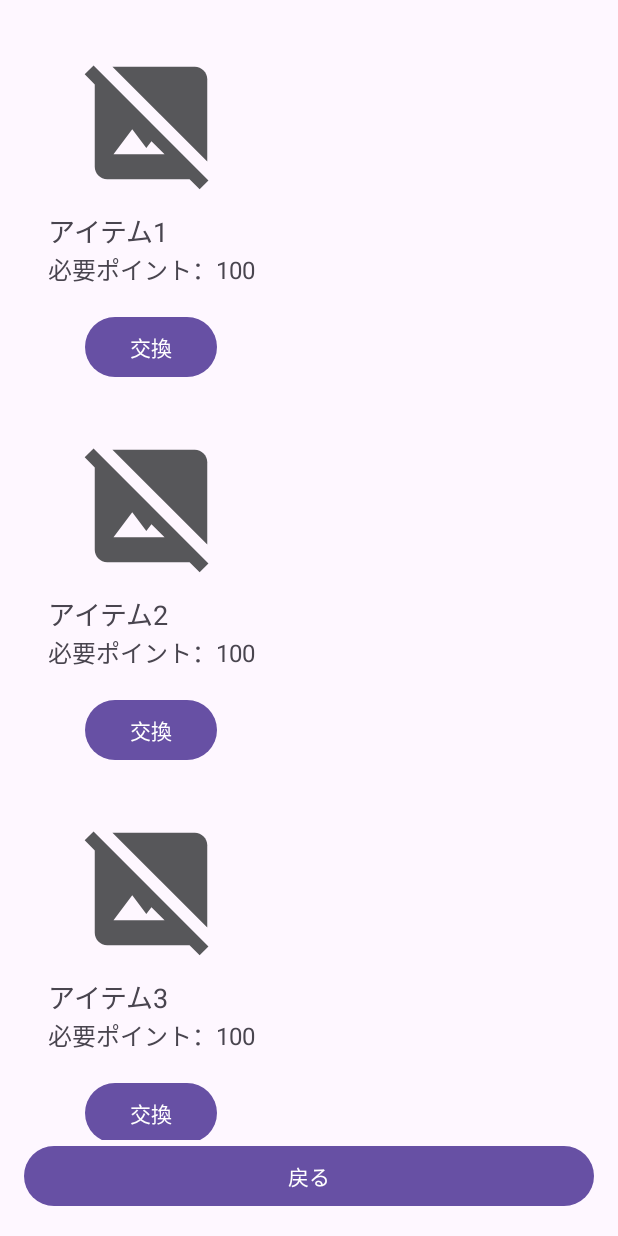
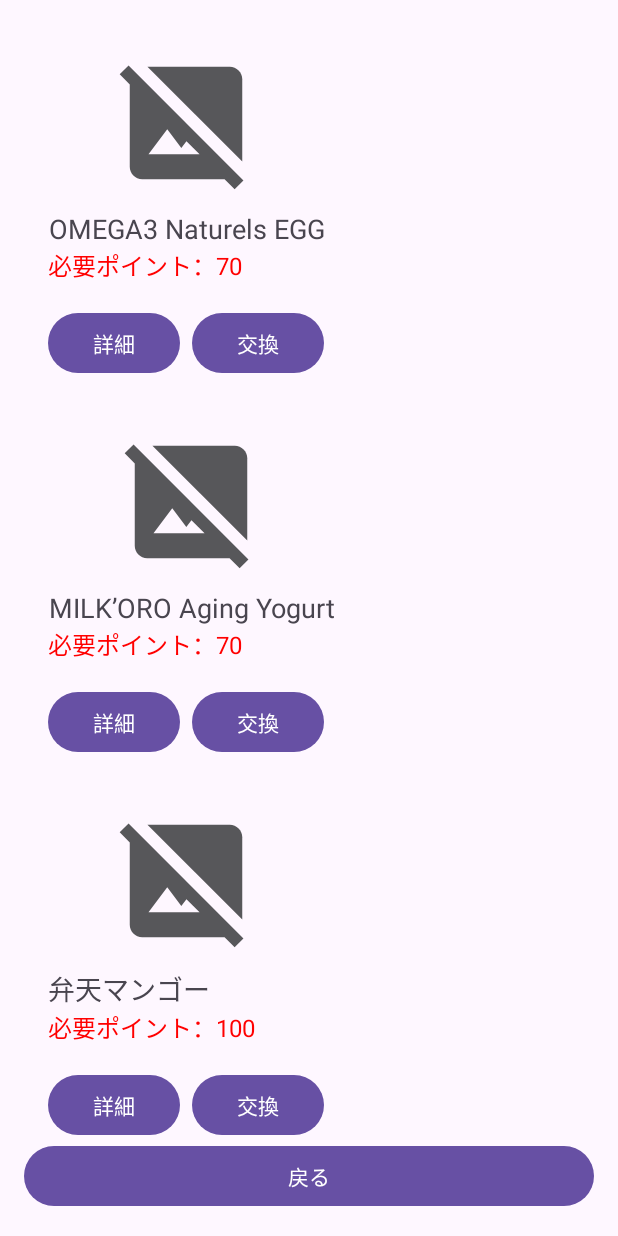
Before and after one commit to yakkyosan/Hypothesis, an Android app: the screen it shows after launch (RewardActivity), after a tap on "ポイント交換", on a phone screen of 412 x 824 dp. Run offline under Robolectric (Android 15) with nearby library versions, the phone set to English and light mode, and no system bars; our stand-ins replace Room's generated code.

Commit message:
商品交換システム完成

```diff
--- a/app/src/main/java/com/example/qr_scanning/base/MyApplication.kt
+++ b/app/src/main/java/com/example/qr_scanning/base/MyApplication.kt
@@ -3,6 +3,7 @@ package com.example.qr_scanning.base
 
 import android.app.Application
 import android.content.res.TypedArray
+import android.util.Log
 import com.example.qr_scanning.R
 import com.example.qr_scanning.database.LocalDatabaseService
 import com.example.qr_scanning.model.Item
@@ -25,6 +26,9 @@ class MyApplication : Application() {
 
         // アイテムデータの初期化
         initializeItems()
+
+        val items = localDatabaseService.itemRepository.getAllItems()
+        Log.d("MyApplication", "Database items after initialization: $items")
     }
 
     private fun initializeItems() {
@@ -43,11 +47,15 @@ class MyApplication : Application() {
                         ids[i],
                         names[i],
                         points[i],
-                        images.getResourceId(i, 0)
+                        images.getResourceId(i, 0),
+                        0
                     )
                     itemRepository.insertItem(item)
                 }
                 images.recycle() // TypedArrayのリソースを解放
+
+                val items = itemRepository.getAllItems()
+                Log.d("MyApplication", "Inserted items: $items")
             }
         }
     }
--- a/app/src/main/java/com/example/qr_scanning/dao/ItemDao.java
+++ b/app/src/main/java/com/example/qr_scanning/dao/ItemDao.java
@@ -3,6 +3,8 @@ package com.example.qr_scanning.dao;
 import androidx.room.Dao;
 import androidx.room.Insert;
 import androidx.room.Query;
+import androidx.room.Update;
+
 import java.util.List;
 import com.example.qr_scanning.model.Item;
 
@@ -20,4 +22,7 @@ public interface ItemDao {
     // 特定のIDでアイテムを取得するメソッド
     @Query("SELECT * FROM item_table WHERE id = :itemId")
     Item getItemById(int itemId);
+
+    @Update
+    void update(Item item);
 }
--- a/app/src/main/java/com/example/qr_scanning/dao/ManualItemDao.java
+++ b/app/src/main/java/com/example/qr_scanning/dao/ManualItemDao.java
@@ -25,7 +25,8 @@ public class ManualItemDao implements ItemDao {
                         cursor.getInt(cursor.getColumnIndexOrThrow("id")),
                         cursor.getString(cursor.getColumnIndexOrThrow("name")),
                         cursor.getInt(cursor.getColumnIndexOrThrow("requiredPoints")),
-                        cursor.getInt(cursor.getColumnIndexOrThrow("imageResId"))
+                        cursor.getInt(cursor.getColumnIndexOrThrow("imageResId")),
+                        cursor.getInt(cursor.getColumnIndexOrThrow("exchangeStatus"))
                 ));
             }
         } catch (Exception e) {
@@ -44,7 +45,8 @@ public class ManualItemDao implements ItemDao {
                         cursor.getInt(cursor.getColumnIndexOrThrow("id")),
                         cursor.getString(cursor.getColumnIndexOrThrow("name")),
                         cursor.getInt(cursor.getColumnIndexOrThrow("requiredPoints")),
-                        cursor.getInt(cursor.getColumnIndexOrThrow("imageResId"))
+                        cursor.getInt(cursor.getColumnIndexOrThrow("imageResId")),
+                        cursor.getInt(cursor.getColumnIndexOrThrow("exchangeStatus"))
                 );
             }
         } catch (Exception e) {
@@ -58,8 +60,23 @@ public class ManualItemDao implements ItemDao {
         SupportSQLiteDatabase db = openHelper.getWritableDatabase();
         db.beginTransaction();
         try {
-            db.execSQL("INSERT INTO item_table (name, requiredPoints, imageResId) VALUES (?, ?, ?)",
-                    new Object[]{item.getName(), item.getRequiredPoints(), item.getImageResId()});
+            db.execSQL("INSERT INTO item_table (id, name, requiredPoints, imageResId, exchangeStatus) VALUES (?, ?, ?, ?, ?)",
+                    new Object[]{item.getId(), item.getName(), item.getRequiredPoints(), item.getImageResId(), item.getExchangeStatus()});
+            db.setTransactionSuccessful();
+        } catch (Exception e) {
+            e.printStackTrace();
+        } finally {
+            db.endTransaction();
+        }
+    }
+
+    @Override
+    public void update(Item item) {
+        SupportSQLiteDatabase db = openHelper.getWritableDatabase();
+        db.beginTransaction();
+        try {
+            db.execSQL("UPDATE item_table SET name = ?, requiredPoints = ?, imageResId = ?, exchangeStatus = ? WHERE id = ?",
+                    new Object[]{item.getName(), item.getRequiredPoints(), item.getImageResId(), item.getExchangeStatus(), item.getId()});
             db.setTransactionSuccessful();
         } catch (Exception e) {
             e.printStackTrace();
--- a/app/src/main/java/com/example/qr_scanning/database/ManualAppDatabase.java
+++ b/app/src/main/java/com/example/qr_scanning/database/ManualAppDatabase.java
@@ -38,7 +38,8 @@ public class ManualAppDatabase extends AppDatabase {
                     public void onCreate(@NonNull SupportSQLiteDatabase db) {
                         // テーブルの作成
                         db.execSQL("CREATE TABLE IF NOT EXISTS user_table (id INTEGER PRIMARY KEY AUTOINCREMENT, name TEXT, profileImageUrl TEXT, points INTEGER)");
-                        db.execSQL("CREATE TABLE IF NOT EXISTS item_table (id INTEGER PRIMARY KEY AUTOINCREMENT, name TEXT, requiredPoints INTEGER, imageResId INTEGER)");
+                        db.execSQL("CREATE TABLE IF NOT EXISTS item_table (id INTEGER PRIMARY KEY AUTOINCREMENT, name TEXT, requiredPoints INTEGER, imageResId INTEGER, exchangeStatus INTEGER)");
+                        Log.d("ManualAppDatabase", "Created table item_table");
                         db.execSQL("CREATE TABLE IF NOT EXISTS scanned_qr_code_table (id INTEGER PRIMARY KEY AUTOINCREMENT, qrCode TEXT, scannedAt INTEGER)");
 
                         // ログの出力
--- a/app/src/main/java/com/example/qr_scanning/model/Item.java
+++ b/app/src/main/java/com/example/qr_scanning/model/Item.java
@@ -16,12 +16,15 @@ public class Item {
 
     private int imageResId; // drawable内のリソースID
 
+    private int exchangeStatus = 0;
+
     // コンストラクタ
-    public Item(int id, String name, int requiredPoints, int imageResId) {
+    public Item(int id, String name, int requiredPoints, int imageResId, int exchangeStatus) {
         this.id = id;
         this.name = name;
         this.requiredPoints = requiredPoints;
         this.imageResId = imageResId;
+        this.exchangeStatus = exchangeStatus;
     }
 
     // ゲッターとセッター
@@ -56,4 +59,12 @@ public class Item {
     public void setImageResId(int imageResId) {
         this.imageResId = imageResId;
     }
+
+    public int getExchangeStatus() {
+        return exchangeStatus;
+    }
+
+    public void setExchangeStatus(int exchangeStatus) {
+        this.exchangeStatus = exchangeStatus;
+    }
 }
--- a/app/src/main/java/com/example/qr_scanning/repository/ItemRepository.kt
+++ b/app/src/main/java/com/example/qr_scanning/repository/ItemRepository.kt
@@ -1,6 +1,7 @@
 // ItemRepository.kt
 package com.example.qr_scanning.repository
 
+import android.util.Log
 import com.example.qr_scanning.dao.ItemDao
 import com.example.qr_scanning.model.Item
 
@@ -9,7 +10,9 @@ class ItemRepository(private val itemDao: ItemDao) {
 
     // すべてのアイテムを取得するメソッド
     fun getAllItems(): List<Item> {
-        return itemDao.getAllItems()
+        val items = itemDao.getAllItems()
+        Log.d("ItemRepository", "Fetched items: $items")
+        return items
     }
 
     // 特定のアイテムをIDで取得するメソッド
@@ -21,4 +24,9 @@ class ItemRepository(private val itemDao: ItemDao) {
     fun insertItem(item: Item) {
         itemDao.insert(item)
     }
+
+    // アイテムの更新
+    fun updateItem(item: Item) {
+        itemDao.update(item)
+    }
 }
--- a/app/src/main/java/com/example/qr_scanning/ui/RewardActivity.kt
+++ b/app/src/main/java/com/example/qr_scanning/ui/RewardActivity.kt
@@ -3,13 +3,17 @@ package com.example.qr_scanning.ui
 import android.os.Bundle
 import android.widget.Toast
 import androidx.activity.viewModels
+import androidx.appcompat.app.AlertDialog
 import androidx.appcompat.app.AppCompatActivity
-import androidx.lifecycle.ViewModelProvider
+import androidx.lifecycle.lifecycleScope
 import androidx.recyclerview.widget.LinearLayoutManager
 import com.example.qr_scanning.base.MyApplication
 import com.example.qr_scanning.databinding.ActivityRewardBinding
+import com.example.qr_scanning.model.Item
+import com.example.qr_scanning.model.User
 import com.example.qr_scanning.viewmodel.RewardViewModel
 import com.example.qr_scanning.viewmodel.ViewModelFactory
+import kotlinx.coroutines.launch
 
 class RewardActivity : AppCompatActivity() {
 
@@ -25,46 +29,110 @@ class RewardActivity : AppCompatActivity() {
         )
     }
 
+    private lateinit var user: User
+
     override fun onCreate(savedInstanceState: Bundle?) {
         super.onCreate(savedInstanceState)
         binding = ActivityRewardBinding.inflate(layoutInflater)
         setContentView(binding.root)
 
-        // RecyclerView のセットアップ
-        setupRecyclerView()
-
-        // LiveData の監視
-        setupObservers()
-
         // ボタンのクリックリスナー
         setupListeners()
+
+        // ユーザー情報の取得
+        loadUser()
+    }
+
+    private fun loadUser() {
+        val userRepository = (application as MyApplication).localDatabaseService.userRepository
+        lifecycleScope.launch {
+            user = userRepository.getUser(1) ?: run {
+                showToast("ユーザーが見つかりません")
+                finish() // アクティビティを終了
+                return@launch
+            }
+            // RecyclerView と Observers のセットアップ
+            setupRecyclerView()
+            setupObservers()
+        }
     }
 
     private fun setupRecyclerView() {
-        rewardItemAdapter = RewardItemAdapter { itemId ->
-            rewardViewModel.exchangeItem(itemId)
-        }
+        rewardItemAdapter = RewardItemAdapter(
+            onExchangeClicked = { item -> confirmExchange(item) },
+            onDetailClicked = { item -> showItemDetails(item) },
+            onCouponClicked = { item -> showCouponDialog(item) }
+        )
         binding.recyclerViewItems.apply {
             layoutManager = LinearLayoutManager(this@RewardActivity)
             adapter = rewardItemAdapter
         }
     }
 
+    private fun showItemDetails(item: Item) {
+        val details = when (item.name) {
+            "OMEGA3 Naturels EGG" -> "亜麻種子を飼料として与えた親鶏が産む卵で、体内の機能の働きを良くするオメガ３が含まれています。"
+            "MILK’ORO Aging Yogurt" -> "オメガ３脂肪酸を多く含むジャージー牛乳を、そのまま発酵。生乳と甜菜糖のみで作る、完全無添加のヨーグルトです。"
+            "弁天マンゴー" -> "赤く熟すほど芳醇でコクのある甘みが際立つ、アーウィン種のマンゴー。果肉に繊維がほとんどなく、甘くてジューシーです。"
+            "いちじょう米" -> "九州沖縄農業研究センターが開発した、「にこまる」という品種のお米。ツヤがあり粘り強く、冷めても美味しいのが特徴です。"
+            "大将マンゴー" -> "酸味の少ない、アーウィン種のアップルマンゴー。その中でも秀でた、大きさが3L～4Lで糖度16以上の逸品です。"
+            else -> "詳細情報がありません。"
+        }
+        // ダイアログで表示
+        AlertDialog.Builder(this)
+            .setTitle(item.name)
+            .setMessage(details)
+            .setPositiveButton("OK") { dialog, _ -> dialog.dismiss() }
+            .show()
+    }
+
     private fun setupObservers() {
         // アイテムリストの監視
         rewardViewModel.itemList.observe(this) { items ->
-            // RecyclerViewに反映
-            val adapter = RewardItemAdapter { itemId ->
-                rewardViewModel.exchangeItem(itemId)
+            if (items.isNullOrEmpty()) {
+                showToast("表示するアイテムがありません")
+            } else {
+                rewardItemAdapter.submitList(items)
             }
-            binding.recyclerViewItems.adapter = adapter
-            adapter.submitList(items)
+        }
+
+        // ユーザーポイントの監視
+        rewardViewModel.userPoints.observe(this) { points ->
+            rewardItemAdapter.setUserPoints(points)
         }
 
         // メッセージの監視
         rewardViewModel.exchangeMessage.observe(this) { message ->
             showToast(message)
         }
+    }
+
+    private fun confirmExchange(item: Item) {
+        AlertDialog.Builder(this)
+            .setTitle("${item.name} を交換しますか？")
+            .setMessage(
+                """
+                所有ポイント: ${user.points}
+                必要ポイント: ${item.requiredPoints}
+                交換後のポイント数: ${user.points - item.requiredPoints}
+                """.trimIndent()
+            )
+            .setPositiveButton("交換する") { _, _ ->
+                rewardViewModel.exchangeItem(item.id)
+            }
+            .setNegativeButton("キャンセル") { dialog, _ -> dialog.dismiss() }
+            .show()
+    }
+
+    private fun showCouponDialog(item: Item) {
+        AlertDialog.Builder(this)
+            .setTitle("クーポンを使用しますか？")
+            .setMessage("クーポンを使用すると、特典を受け取ることができます。")
+            .setPositiveButton("使用する") { _, _ ->
+                rewardViewModel.useCoupon(item.id)
+            }
+            .setNegativeButton("キャンセル") { dialog, _ -> dialog.dismiss() }
+            .show()
     }
 
     private fun setupListeners() {
--- a/app/src/main/java/com/example/qr_scanning/ui/RewardItemAdapter.kt
+++ b/app/src/main/java/com/example/qr_scanning/ui/RewardItemAdapter.kt
@@ -1,6 +1,7 @@
 package com.example.qr_scanning.ui
 
 import android.annotation.SuppressLint
+import android.graphics.Color
 import android.view.LayoutInflater
 import android.view.ViewGroup
 import androidx.recyclerview.widget.DiffUtil
@@ -10,11 +11,19 @@ import com.example.qr_scanning.databinding.FragmentRewardDetailBinding
 import com.example.qr_scanning.model.Item
 
 class RewardItemAdapter(
-    private val onItemClicked: (Int) -> Unit
+    private val onExchangeClicked: (Item) -> Unit,
+    private val onDetailClicked: (Item) -> Unit,
+    private val onCouponClicked: (Item) -> Unit // クーポン用コールバック
 ) : ListAdapter<Item, RewardItemAdapter.RewardItemViewHolder>(DiffCallback) {
 
+    private var userPoints: Int = 0
+
+    fun setUserPoints(points: Int) {
+        userPoints = points
+        notifyDataSetChanged()
+    }
+
     override fun onCreateViewHolder(parent: ViewGroup, viewType: Int): RewardItemViewHolder {
-        // fragment_reward_detail.xml をバインド
         val binding = FragmentRewardDetailBinding.inflate(
             LayoutInflater.from(parent.context),
             parent,
@@ -24,19 +33,42 @@ class RewardItemAdapter(
     }
 
     override fun onBindViewHolder(holder: RewardItemViewHolder, position: Int) {
-        holder.bind(getItem(position), onItemClicked)
+        holder.bind(getItem(position), onExchangeClicked, onDetailClicked, onCouponClicked, userPoints)
     }
 
     class RewardItemViewHolder(
         private val binding: FragmentRewardDetailBinding
     ) : RecyclerView.ViewHolder(binding.root) {
 
-        fun bind(item: Item, onItemClicked: (Int) -> Unit) {
+        fun bind(
+            item: Item,
+            onExchangeClicked: (Item) -> Unit,
+            onDetailClicked: (Item) -> Unit,
+            onCouponClicked: (Item) -> Unit,
+            userPoints: Int
+        ) {
             binding.tvItemName.text = item.name
             binding.tvItemPoints.text = "必要ポイント：${item.requiredPoints}"
-            binding.imgItem.setImageResource(item.imageResId) // 仮にリソースIDが含まれる場合
-            binding.btnExchange.setOnClickListener {
-                onItemClicked(item.id) // 交換ボタンがクリックされたときの処理
+            binding.tvItemPoints.setTextColor(
+                if (item.requiredPoints > userPoints) Color.RED else Color.BLACK
+            )
+            binding.imgItem.setImageResource(item.imageResId)
+
+            binding.btnDetails.setOnClickListener { onDetailClicked(item) }
+
+            when (item.exchangeStatus) {
+                0 -> { // 未交換
+                    binding.btnExchange.text = "交換"
+                    binding.btnExchange.setOnClickListener { onExchangeClicked(item) }
+                }
+                1 -> { // 交換済み（クーポン未使用）
+                    binding.btnExchange.text = "クーポン表示"
+                    binding.btnExchange.setOnClickListener { onCouponClicked(item) }
+                }
+                2 -> { // クーポン使用済み
+                    binding.btnExchange.text = "使用済み"
+                    binding.btnExchange.isEnabled = false
+                }
             }
         }
     }
--- a/app/src/main/java/com/example/qr_scanning/viewmodel/RewardViewModel.kt
+++ b/app/src/main/java/com/example/qr_scanning/viewmodel/RewardViewModel.kt
@@ -20,28 +20,57 @@ class RewardViewModel(
     private val _exchangeMessage = MutableLiveData<String>()
     val exchangeMessage: LiveData<String> get() = _exchangeMessage
 
+    private val _userPoints = MutableLiveData<Int>()
+    val userPoints: LiveData<Int> get() = _userPoints
+
     init {
         loadItems()
+        loadUserPoints()
     }
 
     private fun loadItems() {
         viewModelScope.launch {
-            val items = itemRepository.getAllItems() // アイテム一覧を取得
-            _itemList.postValue(items)
+            val items = itemRepository.getAllItems()
+            if (items.isEmpty()) {
+                _exchangeMessage.postValue("アイテムデータがありません")
+            } else {
+                _itemList.postValue(items)
+            }
+        }
+    }
+
+    private fun loadUserPoints() {
+        viewModelScope.launch {
+            val user = userRepository.getUser(1)
+            user?.let {
+                _userPoints.postValue(it.points)
+            } ?: run {
+                _exchangeMessage.postValue("ユーザーが見つかりません")
+            }
         }
     }
 
     fun exchangeItem(itemId: Int) {
         viewModelScope.launch {
-            val item = itemRepository.getItemById(itemId) // アイテム取得
-            val user = userRepository.getUser(1) // 仮にID 1のユーザー
+            val item = itemRepository.getItemById(itemId)
+            val user = userRepository.getUser(1)
 
             if (item != null && user != null) {
                 if (user.points >= item.requiredPoints) {
                     // ポイントを消費して交換
-                    val updatedUser = user.copy(points = user.points - item.requiredPoints)
-                    userRepository.updateUser(updatedUser)
+                    user.points -= item.requiredPoints
+                    userRepository.updateUser(user)
                     _exchangeMessage.postValue("${item.name} を交換しました！")
+
+                    // exchangeStatus を 1（交換済み）に設定
+                    item.exchangeStatus = 1
+                    itemRepository.updateItem(item)
+
+                    // ユーザーポイントを更新
+                    _userPoints.postValue(user.points)
+
+                    // アイテムリストを再読み込みしてUIを更新
+                    loadItems()
                 } else {
                     // ポイント不足のメッセージ
                     _exchangeMessage.postValue("ポイントが足りません！")
@@ -51,4 +80,21 @@ class RewardViewModel(
             }
         }
     }
+
+    fun useCoupon(itemId: Int) {
+        viewModelScope.launch {
+            val item = itemRepository.getItemById(itemId)
+            if (item != null && item.exchangeStatus == 1) {
+                // exchangeStatus を 2（クーポン使用済み）に設定
+                item.exchangeStatus = 2
+                itemRepository.updateItem(item)
+                _exchangeMessage.postValue("クーポンを使用しました！")
+
+                // アイテムリストを再読み込みしてUIを更新
+                loadItems()
+            } else {
+                _exchangeMessage.postValue("クーポンを使用できません。")
+            }
+        }
+    }
 }
--- a/app/src/main/res/layout/fragment_reward_detail.xml
+++ b/app/src/main/res/layout/fragment_reward_detail.xml
@@ -32,12 +32,27 @@
         android:textSize="16sp"
         android:gravity="center"/>
 
-    <!-- 交換ボタン -->
-    <Button
-        android:id="@+id/btnExchange"
+    <!-- ボタンを横並びにするための水平レイアウト -->
+    <LinearLayout
+        android:orientation="horizontal"
         android:layout_width="wrap_content"
         android:layout_height="wrap_content"
-        android:text="交換"
-        android:layout_gravity="center"
-        android:layout_marginTop="16dp" />
+        android:gravity="center"
+        android:layout_marginTop="16dp">
+
+        <!-- 詳細ボタン -->
+        <Button
+            android:id="@+id/btnDetails"
+            android:layout_width="wrap_content"
+            android:layout_height="wrap_content"
+            android:text="詳細"
+            android:layout_marginEnd="8dp" />
+
+        <!-- 交換ボタン -->
+        <Button
+            android:id="@+id/btnExchange"
+            android:layout_width="wrap_content"
+            android:layout_height="wrap_content"
+            android:text="交換" />
+    </LinearLayout>
 </LinearLayout>
--- a/app/src/main/res/values/items.xml
+++ b/app/src/main/res/values/items.xml
@@ -8,18 +8,18 @@
         <item>5</item>
     </array>
     <array name="item_names">
-        <item>アイテム1</item>
-        <item>アイテム2</item>
-        <item>アイテム3</item>
-        <item>アイテム4</item>
-        <item>アイテム5</item>
+        <item>OMEGA3 Naturels EGG</item>
+        <item>MILK’ORO Aging Yogurt</item>
+        <item>弁天マンゴー</item>
+        <item>いちじょう米</item>
+        <item>大将マンゴー</item>
     </array>
     <array name="item_points">
+        <item>70</item>
+        <item>70</item>
         <item>100</item>
-        <item>100</item>
-        <item>100</item>
-        <item>100</item>
-        <item>100</item>
+        <item>120</item>
+        <item>150</item>
     </array>
     <array name="item_images">
         <item>@drawable/item1</item>
```
